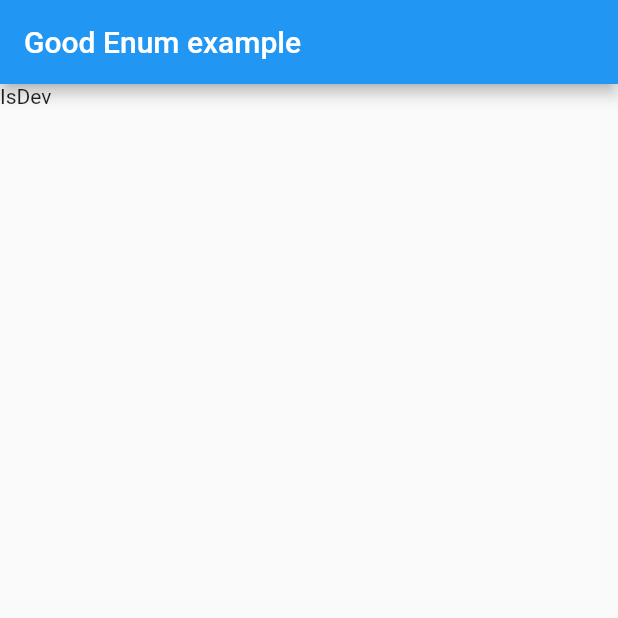
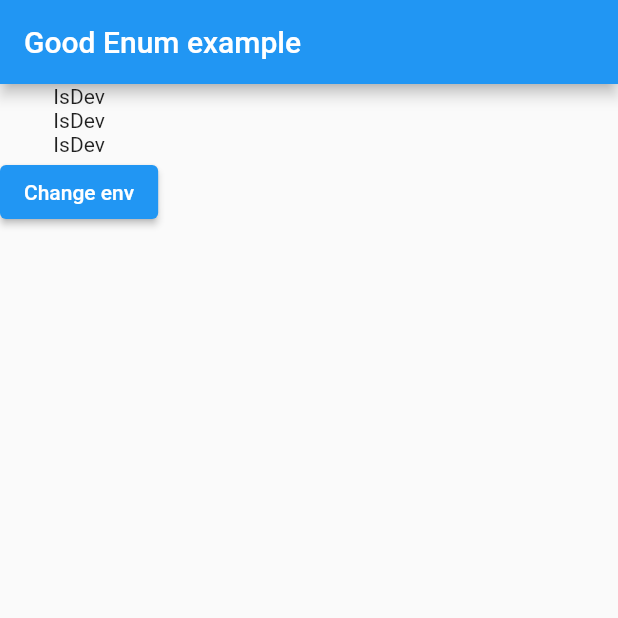
Before and after one commit to MattiaPispisa/good_enums, a Flutter app: the screen it shows after launch, on a phone screen of 412 x 824 dp, the top half of it. Run offline on Flutter 3.47's test engine with Material 2 defaults, Android fonts, the phone set to English and light mode, and no system bars; missing offline and left inert: analyzer, build, source_gen.

Commit message:
remove dep

```diff
--- a/example/lib/app/app.dart
+++ b/example/lib/app/app.dart
@@ -1,3 +1,5 @@
+import 'dart:math';
+
 import 'package:example/app/environment.dart';
 import 'package:flutter/material.dart';
 
@@ -21,20 +23,38 @@ class Home extends StatefulWidget {
 }
 
 class _HomeState extends State<Home> {
-  final Environment environment = Environment.dev;
+  Environment environment = Environment.dev;
 
   @override
   Widget build(BuildContext context) {
     switch (environment) {
       case Environment.dev:
-
         break;
       default:
     }
     return Scaffold(
       appBar: AppBar(title: Text("Good Enum example")),
       body: Column(children: [
-        Text(environment.isDev() ? "IsDev" : ''),
+        Text(environment.isDev() ? "IsDev" : 'IsNotDev'),
+        environment.map(
+          dev: () => Text("IsDev"),
+          prod: () => Text("IsProd"),
+          stage: () => Text("IsStage"),
+        ),
+        environment.maybeMap(
+          dev: () => Text("IsDev"),
+          orElse: () => Text("IsElse"),
+        ),
+        ElevatedButton(
+          onPressed: () {
+            final random = Random().nextInt(3);
+            final env = Environment.values[random];
+            setState(() {
+              environment = env;
+            });
+          },
+          child: Text("Change env"),
+        )
       ]),
     );
   }
--- a/packages/good_enums_annotations/analysis_options.yaml
+++ /dev/null
@@ -1 +0,0 @@
-include: package:very_good_analysis/analysis_options.3.1.0.yaml
--- a/packages/good_enums_annotations/pubspec.yaml
+++ b/packages/good_enums_annotations/pubspec.yaml
@@ -7,6 +7,4 @@ environment:
   sdk: ">=2.18.0 <3.0.0"
 
 dev_dependencies:
-  mocktail: ^0.3.0
   test: ^1.19.2
-  very_good_analysis: ^3.1.0
```
